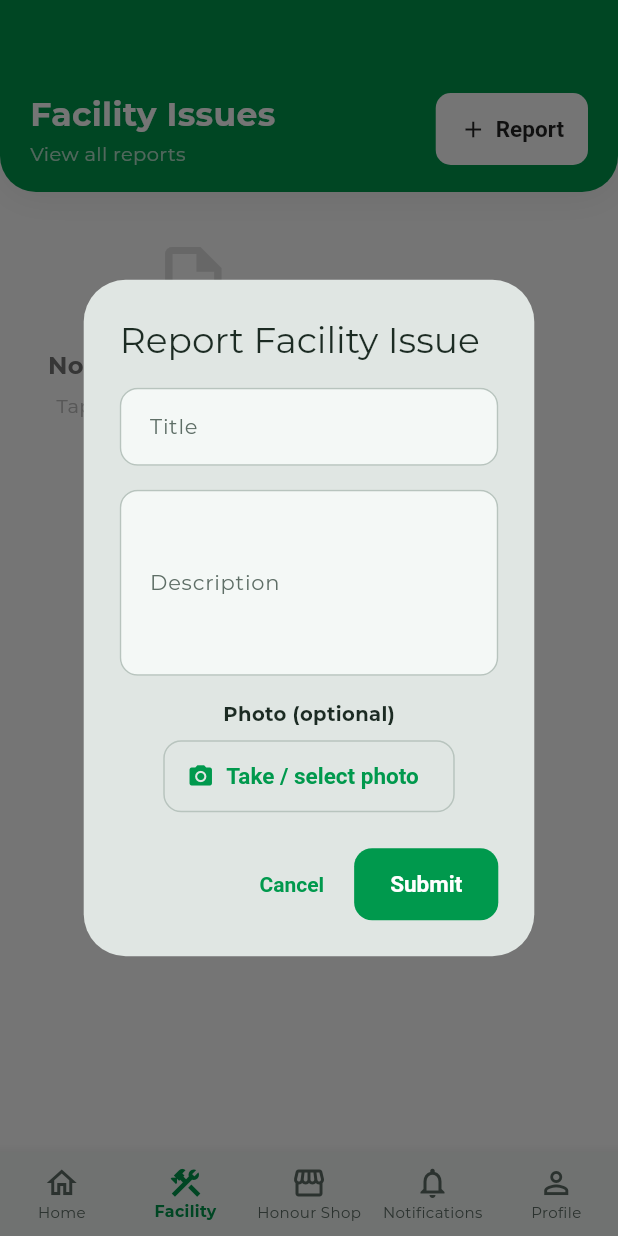
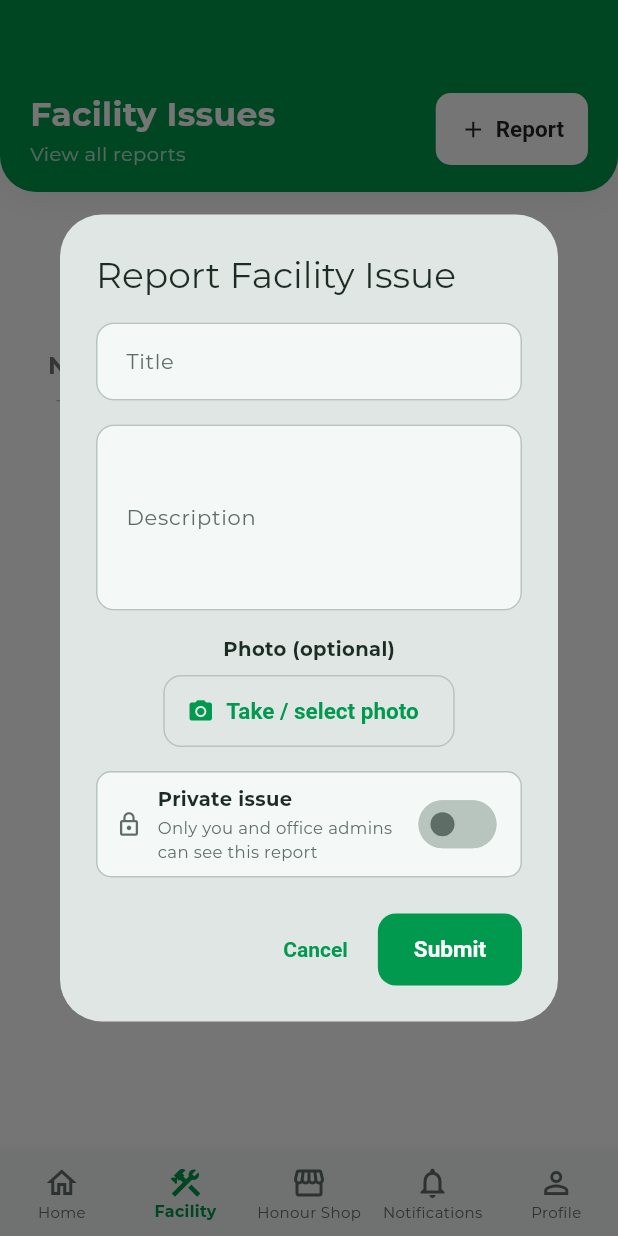
Before and after one commit to hamzaaltaf05/cbt-app, a Flutter app: the screen it shows once a user with an empty profile is signed in, item 2 of the bottom bar chosen, after a tap on "Report", on a phone screen of 412 x 824 dp. Run offline on Flutter 3.47's test engine with Material 3 defaults, Android fonts, the phone set to English and light mode, and no system bars; our stand-ins replace firebase_core, firebase_messaging, flutter_bloc, flutter_local_notifications, image_picker, supabase_flutter; accounts and stored records are empty; network calls fail; project files that could hold a hidden picture were left out.

Commit message:
Added private toggle button to create a private facility issues request

```diff
--- a/lib/cubits/facility_issues/facility_issues_cubit.dart
+++ b/lib/cubits/facility_issues/facility_issues_cubit.dart
@@ -60,6 +60,7 @@ class FacilityIssuesCubit extends Cubit<FacilityIssuesState> {
     required String title,
     required String description,
     XFile? image,
+    bool isPrivate = false,
   }) async {
     emit(state.copyWith(isLoading: true));
 
@@ -88,6 +89,7 @@ class FacilityIssuesCubit extends Cubit<FacilityIssuesState> {
         'reported_by': user.id,
         'image_url': photoUrl,
         'status': 'pending',
+        'is_private': isPrivate,
       }).select().single();
 
       final newIssue = FacilityIssue.fromMap(inserted);
--- a/lib/models/facility_issue.dart
+++ b/lib/models/facility_issue.dart
@@ -49,6 +49,7 @@ class FacilityIssue {
     this.photos = const [],
     this.deletionRequestedBy,
     this.deletionRequestedAt,
+    this.isPrivate = false,
   });
 
   final String id;
@@ -64,6 +65,7 @@ class FacilityIssue {
   final List<String> photos;
   final String? deletionRequestedBy;
   final DateTime? deletionRequestedAt;
+  final bool isPrivate;
 
   bool get isAdminResponse => adminResponse != null;
   bool get isDeletionRequested => deletionRequestedBy != null;
@@ -85,6 +87,7 @@ class FacilityIssue {
     List<String>? photos,
     String? deletionRequestedBy,
     DateTime? deletionRequestedAt,
+    bool? isPrivate,
   }) {
     return FacilityIssue(
       id: id ?? this.id,
@@ -100,6 +103,7 @@ class FacilityIssue {
       photos: photos ?? this.photos,
       deletionRequestedBy: deletionRequestedBy ?? this.deletionRequestedBy,
       deletionRequestedAt: deletionRequestedAt ?? this.deletionRequestedAt,
+      isPrivate: isPrivate ?? this.isPrivate,
     );
   }
 
@@ -125,6 +129,7 @@ class FacilityIssue {
       photos: photos,
       deletionRequestedBy: map['deletion_requested_by'] as String?,
       deletionRequestedAt: _parseDateTime(map['deletion_requested_at']),
+      isPrivate: (map['is_private'] as bool?) ?? false,
     );
   }
 
--- a/lib/screens/facility_issues_screen.dart
+++ b/lib/screens/facility_issues_screen.dart
@@ -5,7 +5,6 @@ import 'package:flutter_bloc/flutter_bloc.dart';
 import 'package:image_picker/image_picker.dart';
 import 'package:cbt_app/cubits/auth/auth_cubit.dart';
 import 'package:cbt_app/cubits/facility_issues/facility_issues_cubit.dart';
-import 'package:cbt_app/cubits/facility_issues/facility_issues_state.dart';
 import 'package:cbt_app/models/facility_issue.dart';
 import 'package:cbt_app/utils/relative_time.dart';
 import 'package:cbt_app/screens/facility_issue_detail_screen.dart';
@@ -39,8 +38,10 @@ class FacilityIssuesScreen extends StatelessWidget {
                       physics: const AlwaysScrollableScrollPhysics(),
                       padding: const EdgeInsets.only(top: 8, bottom: 80),
                       children: issues
-                          .map((issue) =>
-                              _buildIssueTile(context, issue, reporterNames))
+                          .map(
+                            (issue) =>
+                                _buildIssueTile(context, issue, reporterNames),
+                          )
                           .toList(),
                     ),
                   ),
@@ -56,12 +57,10 @@ class FacilityIssuesScreen extends StatelessWidget {
       padding: const EdgeInsets.fromLTRB(20, 60, 20, 16),
       decoration: BoxDecoration(
         color: Theme.of(context).colorScheme.primary,
-        borderRadius: const BorderRadius.vertical(
-          bottom: Radius.circular(24),
-        ),
+        borderRadius: const BorderRadius.vertical(bottom: Radius.circular(24)),
         boxShadow: [
           BoxShadow(
-            color: Colors.black.withAlpha(15),
+            color: Colors.black.withValues(alpha: 15 / 255),
             blurRadius: 20,
             offset: const Offset(0, 4),
           ),
@@ -122,7 +121,9 @@ class FacilityIssuesScreen extends StatelessWidget {
                     Text(
                       'Report',
                       style: TextStyle(
-                          fontWeight: FontWeight.w600, color: Colors.black87),
+                        fontWeight: FontWeight.w600,
+                        color: Colors.black87,
+                      ),
                     ),
                   ],
                 ),
@@ -140,24 +141,16 @@ class FacilityIssuesScreen extends StatelessWidget {
       child: Column(
         mainAxisSize: MainAxisSize.min,
         children: [
-          Icon(
-            Icons.error_outline,
-            size: 48,
-            color: Colors.red.shade300,
-          ),
+          Icon(Icons.error_outline, size: 48, color: Colors.red.shade300),
           const SizedBox(height: 12),
           Text(
             error,
             textAlign: TextAlign.center,
-            style: TextStyle(
-              fontSize: 14,
-              color: Colors.grey.shade600,
-            ),
+            style: TextStyle(fontSize: 14, color: Colors.grey.shade600),
           ),
           const SizedBox(height: 16),
           ElevatedButton.icon(
-            onPressed: () =>
-                context.read<FacilityIssuesCubit>().loadIssues(),
+            onPressed: () => context.read<FacilityIssuesCubit>().loadIssues(),
             icon: const Icon(Icons.refresh),
             label: const Text('Try Again'),
           ),
@@ -191,10 +184,7 @@ class FacilityIssuesScreen extends StatelessWidget {
           Text(
             'Tap "Report" to be the first!',
             textAlign: TextAlign.center,
-            style: TextStyle(
-              fontSize: 13,
-              color: Colors.grey.shade400,
-            ),
+            style: TextStyle(fontSize: 13, color: Colors.grey.shade400),
           ),
         ],
       ),
@@ -221,16 +211,18 @@ class FacilityIssuesScreen extends StatelessWidget {
     if (result == null || !context.mounted) return;
 
     final success = await context.read<FacilityIssuesCubit>().createIssue(
-          title: result.title,
-          description: result.description,
-          image: result.image,
-        );
+      title: result.title,
+      description: result.description,
+      image: result.image,
+      isPrivate: result.isPrivate,
+    );
 
     if (context.mounted) {
       ScaffoldMessenger.of(context).showSnackBar(
         SnackBar(
           content: Text(
-              success ? 'Issue submitted successfully' : 'Failed to submit'),
+            success ? 'Issue submitted successfully' : 'Failed to submit',
+          ),
           backgroundColor: success ? Colors.green : Colors.red,
         ),
       );
@@ -276,7 +268,7 @@ class FacilityIssuesScreen extends StatelessWidget {
       elevation: 2,
       shape: RoundedRectangleBorder(
         borderRadius: BorderRadius.circular(14),
-        side: BorderSide(color: statusColor.withAlpha(60)),
+        side: BorderSide(color: statusColor.withValues(alpha: 60 / 255)),
       ),
       child: InkWell(
         onTap: () => FacilityIssueDetailScreen.show(context, issue),
@@ -299,15 +291,20 @@ class FacilityIssuesScreen extends StatelessWidget {
                       overflow: TextOverflow.ellipsis,
                     ),
                   ),
-                  if (issue.isDeletionRequested) ...[
-                    const SizedBox(width: 8),
+                ],
+              ),
+              const SizedBox(height: 8),
+              Row(
+                mainAxisAlignment: MainAxisAlignment.spaceBetween,
+                children: [
+                  if (issue.isDeletionRequested)
                     Container(
                       padding: const EdgeInsets.symmetric(
                         horizontal: 8,
                         vertical: 3,
                       ),
                       decoration: BoxDecoration(
-                        color: Colors.red.withAlpha(40),
+                        color: Colors.red.withValues(alpha: 40 / 255),
                         borderRadius: BorderRadius.circular(10),
                         border: Border.all(color: Colors.red),
                       ),
@@ -320,14 +317,44 @@ class FacilityIssuesScreen extends StatelessWidget {
                         ),
                       ),
                     ),
-                  ],
+                  if (issue.isPrivate)
+                    Container(
+                      padding: const EdgeInsets.symmetric(
+                        horizontal: 6,
+                        vertical: 3,
+                      ),
+                      decoration: BoxDecoration(
+                        color: Colors.purple.withValues(alpha: 40 / 255),
+                        borderRadius: BorderRadius.circular(10),
+                        border: Border.all(color: Colors.purple),
+                      ),
+                      child: const Row(
+                        mainAxisSize: MainAxisSize.min,
+                        children: [
+                          Icon(
+                            Icons.lock_outline,
+                            size: 11,
+                            color: Colors.purple,
+                          ),
+                          SizedBox(width: 3),
+                          Text(
+                            'Private',
+                            style: TextStyle(
+                              fontSize: 10,
+                              fontWeight: FontWeight.w700,
+                              color: Colors.purple,
+                            ),
+                          ),
+                        ],
+                      ),
+                    ),
                   Container(
                     padding: const EdgeInsets.symmetric(
                       horizontal: 10,
                       vertical: 3,
                     ),
                     decoration: BoxDecoration(
-                      color: statusColor.withAlpha(40),
+                      color: statusColor.withValues(alpha: 40 / 255),
                       borderRadius: BorderRadius.circular(10),
                       border: Border.all(color: statusColor),
                     ),
@@ -415,8 +442,10 @@ class FacilityIssuesScreen extends StatelessWidget {
                   Expanded(
                     child: Text(
                       reporterName,
-                      style:
-                          TextStyle(fontSize: 12, color: Colors.grey.shade500),
+                      style: TextStyle(
+                        fontSize: 12,
+                        color: Colors.grey.shade500,
+                      ),
                     ),
                   ),
                   const SizedBox(width: 14),
@@ -424,8 +453,7 @@ class FacilityIssuesScreen extends StatelessWidget {
                   const SizedBox(width: 4),
                   Text(
                     relativeTime(issue.createdAt),
-                    style:
-                        TextStyle(fontSize: 12, color: Colors.grey.shade500),
+                    style: TextStyle(fontSize: 12, color: Colors.grey.shade500),
                   ),
                 ],
               ),
@@ -443,7 +471,13 @@ class _IssueFormResult {
   final String title;
   final String description;
   final XFile? image;
-  _IssueFormResult(this.title, this.description, this.image);
+  final bool isPrivate;
+  _IssueFormResult(
+    this.title,
+    this.description,
+    this.image, {
+    this.isPrivate = false,
+  });
 }
 
 class _CreateIssueDialog extends StatefulWidget {
@@ -460,6 +494,7 @@ class _CreateIssueDialogState extends State<_CreateIssueDialog> {
   XFile? _pickedImage;
   bool _picking = false;
   bool _submitting = false;
+  bool _isPrivate = false;
 
   @override
   void dispose() {
@@ -493,6 +528,7 @@ class _CreateIssueDialogState extends State<_CreateIssueDialog> {
         _titleController.text.trim(),
         _descController.text.trim(),
         _pickedImage,
+        isPrivate: _isPrivate,
       ),
     );
   }
@@ -558,6 +594,71 @@ class _CreateIssueDialogState extends State<_CreateIssueDialog> {
                 label: const Text('Remove photo'),
               ),
             ],
+            const SizedBox(height: 16),
+            Container(
+              padding: const EdgeInsets.symmetric(horizontal: 12, vertical: 8),
+              decoration: BoxDecoration(
+                color: _isPrivate
+                    ? Colors.purple.withValues(alpha: 20 / 255)
+                    : Theme.of(context).colorScheme.surfaceContainerHighest,
+                borderRadius: BorderRadius.circular(10),
+                border: Border.all(
+                  color: _isPrivate
+                      ? Colors.purple.withValues(alpha: 120 / 255)
+                      : Theme.of(context).colorScheme.outlineVariant,
+                ),
+              ),
+              child: Row(
+                children: [
+                  Icon(
+                    Icons.lock_outline,
+                    size: 18,
+                    color: _isPrivate
+                        ? Colors.purple
+                        : Theme.of(context).colorScheme.onSurfaceVariant,
+                  ),
+                  const SizedBox(width: 10),
+                  Expanded(
+                    child: Column(
+                      crossAxisAlignment: CrossAxisAlignment.start,
+                      children: [
+                        Text(
+                          'Private issue',
+                          style: TextStyle(
+                            fontSize: 13,
+                            fontWeight: FontWeight.w600,
+                          ),
+                        ),
+                        SizedBox(height: 2),
+                        Text(
+                          'Only you and office admins can see this report',
+                          style: TextStyle(
+                            fontSize: 11,
+                            color: Theme.of(context)
+                                .colorScheme
+                                .onSurfaceVariant,
+                          ),
+                        ),
+                      ],
+                    ),
+                  ),
+                  Switch(
+                    value: _isPrivate,
+                    onChanged: (v) => setState(() => _isPrivate = v),
+                    trackColor: WidgetStateProperty.resolveWith(
+                      (states) => states.contains(WidgetState.selected)
+                          ? Theme.of(context).colorScheme.primary
+                          : Theme.of(context).colorScheme.outlineVariant,
+                    ),
+                    thumbColor: WidgetStateProperty.resolveWith(
+                      (states) => states.contains(WidgetState.selected)
+                          ? Theme.of(context).colorScheme.onPrimary
+                          : Theme.of(context).colorScheme.onSurfaceVariant,
+                    ),
+                  ),
+                ],
+              ),
+            ),
           ],
         ),
       ),
--- a/lib/screens/notification_screen.dart
+++ b/lib/screens/notification_screen.dart
@@ -81,13 +81,6 @@ class NotificationScreen extends StatelessWidget {
             ),
         ],
       ),
-      floatingActionButton: state.isLoading
-          ? null
-          : FloatingActionButton.extended(
-              icon: const Icon(Icons.refresh),
-              label: const Text('Refresh'),
-              onPressed: () => context.read<NotificationsCubit>().refresh(),
-            ),
       body: _buildBody(context, state.isLoading, state.errorMessage, items),
     );
   }
@@ -133,7 +126,7 @@ class NotificationScreen extends StatelessWidget {
     return RefreshIndicator(
       onRefresh: () => context.read<NotificationsCubit>().refresh(),
       child: ListView.separated(
-        padding: const EdgeInsets.fromLTRB(16, 8, 16, 96),
+        padding: const EdgeInsets.fromLTRB(16, 8, 16, 16),
         itemCount: items.length,
         separatorBuilder: (_, _) => const Divider(height: 1),
         itemBuilder: (_, index) => _buildItem(context, items[index]),
```
Also changed, not shown: lib/screens/facility_issue_detail_screen.dart (+32 -0 lines), 1 other file.
